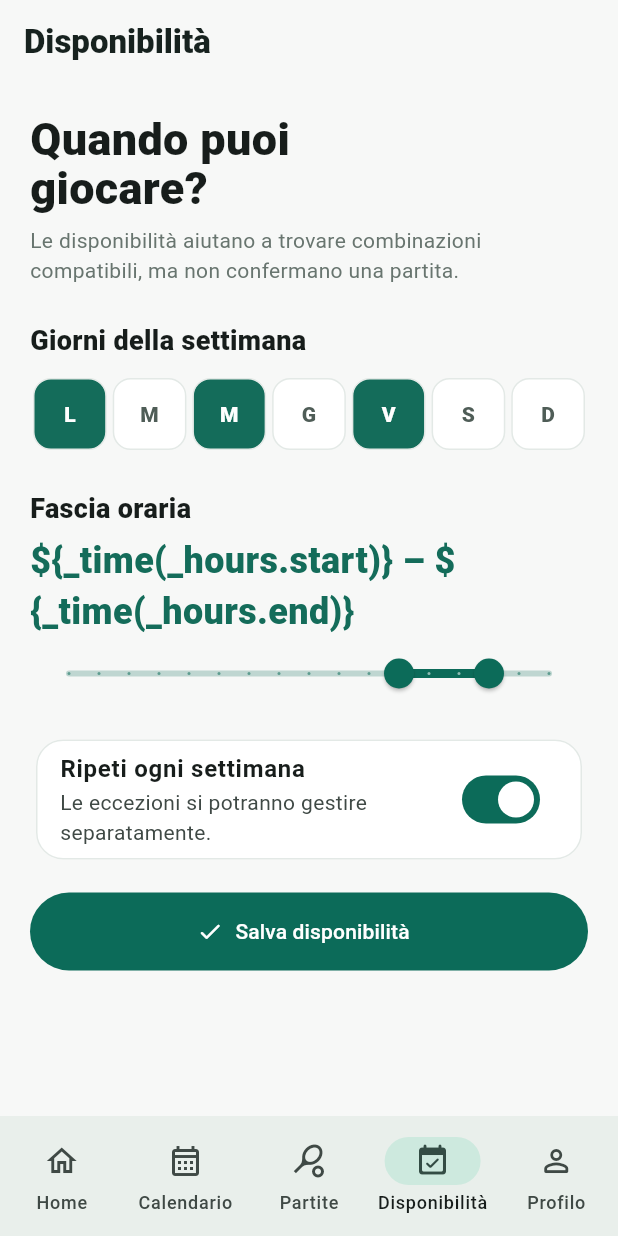
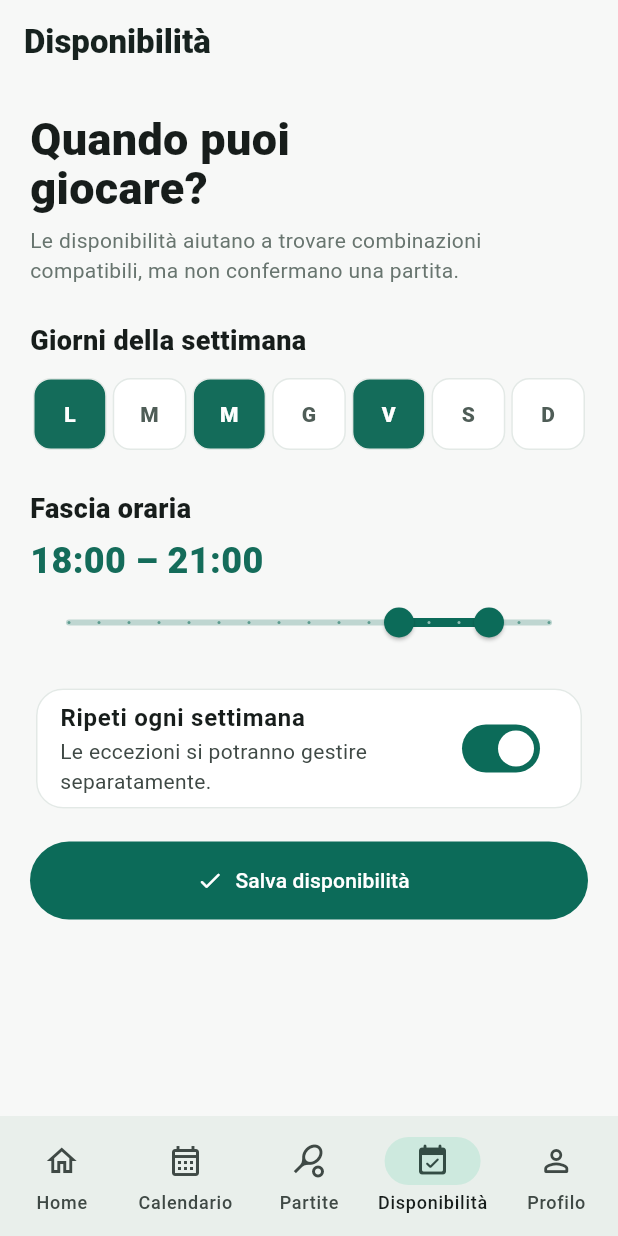
Before and after one commit to pierfrac/padel-community-app, a Flutter app: the screen it shows after launch, item 4 of the bottom bar chosen, on a phone screen of 412 x 824 dp. Run offline on Flutter 3.47's test engine with Material 3 defaults, Android fonts, the phone set to English and light mode, and no system bars.

Commit message:
Fix availability time label interpolation

```diff
--- a/lib/features/availability/presentation/availability_page.dart
+++ b/lib/features/availability/presentation/availability_page.dart
@@ -94,7 +94,7 @@ class _AvailabilityPageState extends State<AvailabilityPage> {
           ),
           const SizedBox(height: 5),
           Text(
-            '\${_time(_hours.start)} – \${_time(_hours.end)}',
+            '${_time(_hours.start)} – ${_time(_hours.end)}',
             style: const TextStyle(
               fontSize: 24,
               color: Color(0xFF146C5A),
```
